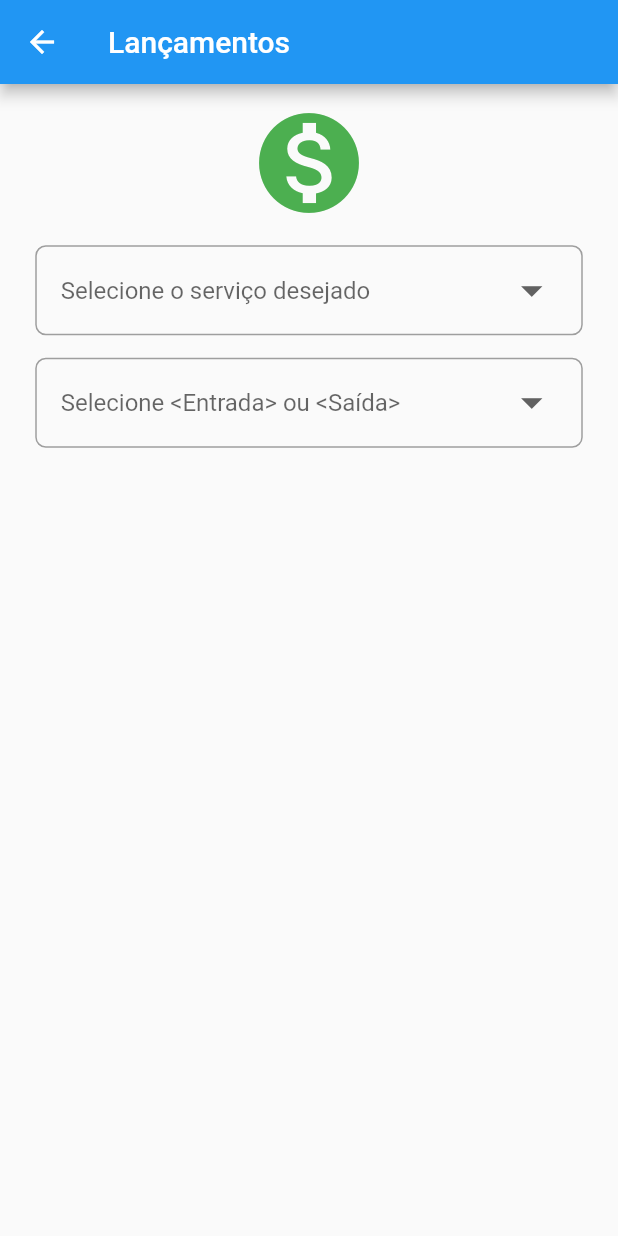
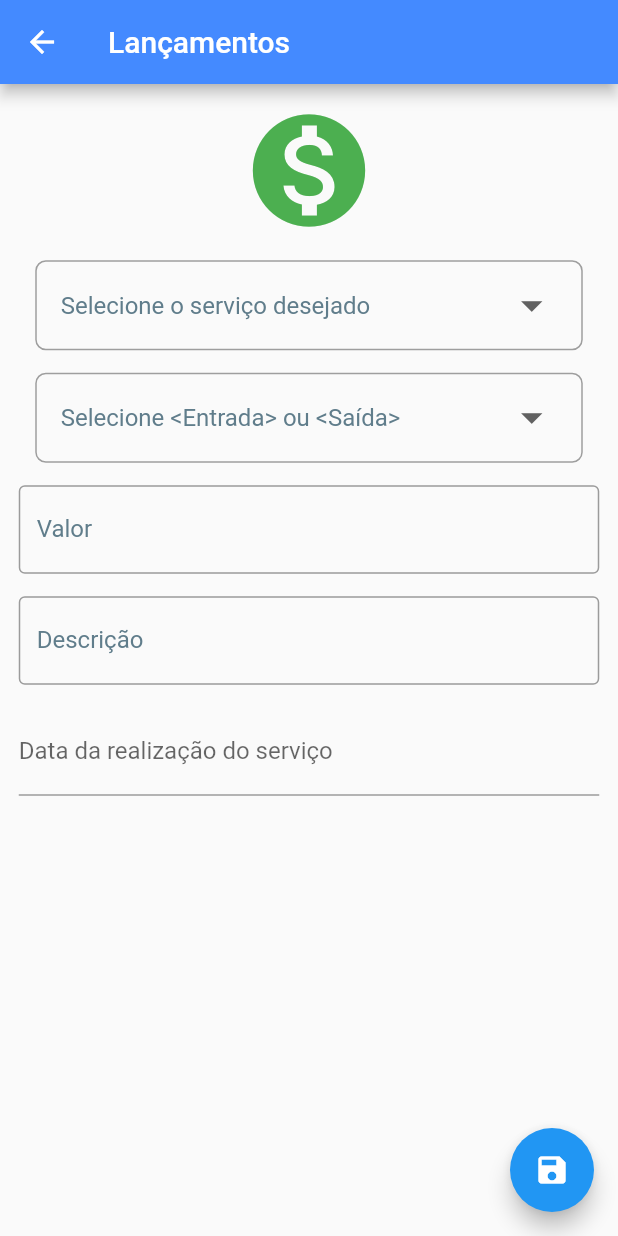
Before and after one commit to yurimatosrodrigues/controleFinanceiroMotoristas, a Flutter app: the TelaLancamento screen opened directly, on a phone screen of 412 x 824 dp. Run offline on Flutter 3.47's test engine with Material 2 defaults, Android fonts, the light colour scheme and no system bars; drawn by our look-alikes of datetime_picker_formfield; our stand-ins replace image_picker, modal_progress_hud; missing offline and left inert: dropdownfield.

Commit message:
Criacao dos campos e padronizacao de cor

```diff
--- a/controlefinanceiromotorista/lib/helper/lancamentoHelper.dart
+++ b/controlefinanceiromotorista/lib/helper/lancamentoHelper.dart
@@ -6,5 +6,5 @@ class LancamentoHelper{
 }
 
 class Lancamento{
-
+  Lancamento();
 }
--- a/controlefinanceiromotorista/lib/telaLancamento.dart
+++ b/controlefinanceiromotorista/lib/telaLancamento.dart
@@ -1,9 +1,13 @@
 import 'package:flutter/material.dart';
+import 'package:datetime_picker_formfield/datetime_picker_formfield.dart';
+import 'package:intl/intl.dart';
+
 
 class TelaLancamento extends StatefulWidget {
   @override
   _TelaLancamentoState createState() => _TelaLancamentoState();
 }
+
 
 class _TelaLancamentoState extends State<TelaLancamento> {
   List<String> service = ['Gasolina', 'Álcool', 'Corrida ETEC',
@@ -14,14 +18,17 @@ class _TelaLancamentoState extends State<TelaLancamento> {
   String valueDropDownService;
   String valueDropDownEntradaSaida;
 
-  DateTime _data;
+  final DateFormat _formatoData = DateFormat("dd/MM/yyyy");
+  final Color _corInformacao = Colors.blueGrey;
+  final Color _corValor = Colors.black;
+  final Color _corTema = Colors.blueAccent;
 
   Widget _buildIcon(){
     return Container(
       alignment: Alignment.center,
       child: Icon(
         Icons.monetization_on,
-        size: 80.0,
+        size: 90.0,
         color: Colors.green,
       ),
     );
@@ -36,7 +43,8 @@ class _TelaLancamentoState extends State<TelaLancamento> {
           borderRadius: BorderRadius.circular(7)
       ),
       child: DropdownButton(
-          hint: Text('Selecione o serviço desejado'),
+          hint: Text('Selecione o serviço desejado',
+            style: TextStyle(color: _corInformacao),),
           dropdownColor: Colors.grey.shade300,
           value: valueDropDownService,
           isExpanded: true,
@@ -67,7 +75,8 @@ class _TelaLancamentoState extends State<TelaLancamento> {
           borderRadius: BorderRadius.circular(7)
       ),
       child: DropdownButton(
-          hint: Text('Selecione <Entrada> ou <Saída>'),
+          hint: Text('Selecione <Entrada> ou <Saída>',
+            style: TextStyle(color: _corInformacao)),
           dropdownColor: Colors.grey.shade300,
           value: valueDropDownEntradaSaida,
           isExpanded: true,
@@ -91,38 +100,60 @@ class _TelaLancamentoState extends State<TelaLancamento> {
 
   Widget _buildValor(){
     return  TextField(
-      cursorColor: Colors.green,
+      cursorColor: _corTema,
       decoration: InputDecoration(
         labelText: 'Valor',
-        labelStyle: TextStyle(color: Colors.white),
+        labelStyle: TextStyle(color: _corInformacao),
         border: OutlineInputBorder(),
         prefixText: 'R\$',),
-      style: TextStyle(color: Colors.indigoAccent,),
-
+      style: TextStyle(color: _corValor,), //vermelho ou verde de acordo com a combo entrada/saida
       keyboardType: TextInputType.numberWithOptions(decimal:true),
     );
   }
 
   Widget _buildDescricao(){
     return TextField(
-      cursorColor: Colors.green,
+      cursorColor: _corTema,
       decoration: InputDecoration(
           labelText: "Descrição",
-          labelStyle: TextStyle(color: Colors.indigoAccent),
+          labelStyle: TextStyle(color: _corInformacao),
           border: OutlineInputBorder()
       ),
-      style: TextStyle(color: Colors.indigoAccent,)
+      style: TextStyle(color: _corValor,)
     );
   }
 
-
+  Widget _buildData(){
+    return Container(
+      child: DateTimeField(
+      decoration: InputDecoration(
+          labelText: 'Data da realização do serviço'),
+      format: _formatoData,
+      onShowPicker: (context, currentValue) {
+        return showDatePicker(
+            context: context,
+            firstDate: DateTime(2021),
+            initialDate: currentValue ?? DateTime.now(),
+            lastDate: DateTime.now());
+      },
+      onChanged: (date) {
+        setState(() {
+          //print('teste');// _condutor.dataNascimento = date;
+        });
+      },
+    ),);
+  }
 
   @override
   Widget build(BuildContext context) {
     return Scaffold(
-      appBar: AppBar(title: Text('Lançamentos'),),
+      appBar: AppBar(title: Text('Lançamentos'), backgroundColor: _corTema,),
+
+      floatingActionButton: FloatingActionButton(
+        child: Icon(Icons.save)
+      ),
+
       body: SingleChildScrollView(
-
         child: Container(
           margin: EdgeInsets.all(12.5),
           child: Column(
@@ -132,18 +163,17 @@ class _TelaLancamentoState extends State<TelaLancamento> {
               SizedBox(height: 15),
               _buildService(),
               SizedBox(height: 15),
-               _buildEntradaSaida(),
-              //  SizedBox(height: 15),
-              // _buildValor(),
+              _buildEntradaSaida(),
               SizedBox(height: 15),
-              //_buildDescricao(),
-              // SizedBox(height: 15),
-
+              _buildValor(),
+              SizedBox(height: 15),
+              _buildDescricao(),
+              SizedBox(height: 15),
+              _buildData()
             ],
           ),
         ),
       )
-
     );
   }
 }
--- a/controlefinanceiromotorista/lib/telaLogin.dart
+++ b/controlefinanceiromotorista/lib/telaLogin.dart
@@ -85,9 +85,9 @@ class _HomeState extends State<Home> {
       appBar: AppBar(
         title: Text(
           "Login",
-          style: TextStyle(color: Colors.black),
+          style: TextStyle(color: Colors.white),
         ),
-        backgroundColor: Colors.blue,
+        backgroundColor: Colors.blueAccent,
         centerTitle: true,
       ),
       body: ModalProgressHUD(
--- a/controlefinanceiromotorista/lib/telaPrincipal.dart
+++ b/controlefinanceiromotorista/lib/telaPrincipal.dart
@@ -83,12 +83,13 @@ class _telaPrincipalState extends State<telaPrincipal> {
       ),
       appBar: AppBar(
         title: Text(("Tela Principal")),
+        backgroundColor: Colors.blueAccent,
       ),
       body: Container(
         child: Scaffold(
           floatingActionButton: FloatingActionButton(
             child: Icon(Icons.add),
-            backgroundColor: Colors.indigoAccent,
+            backgroundColor: Colors.blueAccent,
             onPressed: (){
               _showTelaLancamentos();
             },
```
